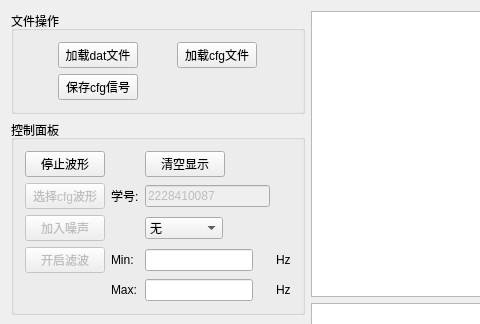
Above: SignalIOSystem/MainInterface.ui from RyougiSama/SignalIOSystem before the change; both pictures show x 0 to 480 and y 0 to 324 of the 910 by 600 pixel window. Below: the same form after it.
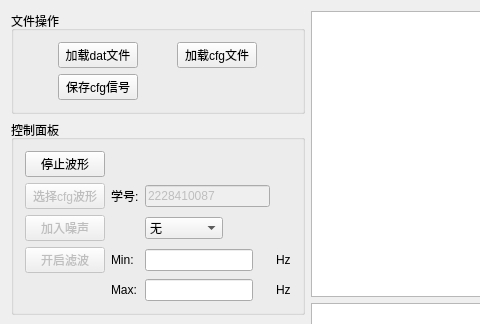
That is the form after the change. Custom widgets are drawn as their Qt base class.

Patch:
```diff
--- a/SignalIOSystem/MainInterface.ui
+++ b/SignalIOSystem/MainInterface.ui
@@ -196,22 +196,6 @@
           </property>
          </widget>
         </item>
-        <item row="0" column="2">
-         <widget class="QPushButton" name="pushButton_clearWave">
-          <property name="sizePolicy">
-           <sizepolicy hsizetype="Fixed" vsizetype="Fixed">
-            <horstretch>0</horstretch>
-            <verstretch>0</verstretch>
-           </sizepolicy>
-          </property>
-          <property name="cursor">
-           <cursorShape>PointingHandCursor</cursorShape>
-          </property>
-          <property name="text">
-           <string>清空显示</string>
-          </property>
-         </widget>
-        </item>
         <item row="4" column="2">
          <widget class="QLineEdit" name="lineEdit_maxFreq">
           <property name="sizePolicy">
```
